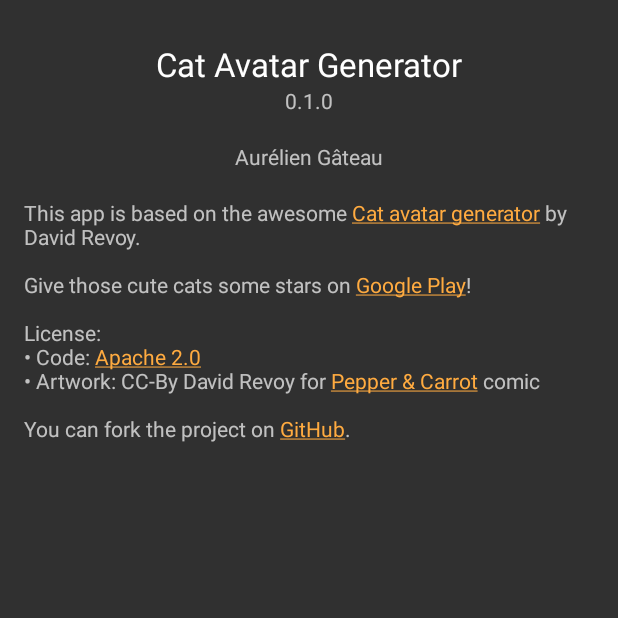
After one commit to agateau/cat-avatar-generator-app, an Android app: the AboutActivity screen opened directly, with no data from a screen before it, on a phone screen of 412 x 824 dp, the top half of it. The commit adds this screen. Run offline under Robolectric (Android 15) with nearby library versions, the phone set to English and light mode, and no system bars.

Commit message:
Add basic About activity

```diff
--- a/app/src/main/AndroidManifest.xml
+++ b/app/src/main/AndroidManifest.xml
@@ -13,14 +13,14 @@
             </intent-filter>
         </activity>
 
-        <provider
-            android:name="android.support.v4.content.FileProvider"
-            android:authorities="com.agateau.catgenerator.fileprovider"
-            android:exported="false"
+        <activity android:name=".AboutActivity"/>
+
+        <provider android:name="android.support.v4.content.FileProvider"
+            android:authorities="com.agateau.catgenerator.fileprovider" android:exported="false"
             android:grantUriPermissions="true">
-            <meta-data
-                android:name="android.support.FILE_PROVIDER_PATHS"
+            <meta-data android:name="android.support.FILE_PROVIDER_PATHS"
                 android:resource="@xml/file_paths" />
         </provider>
     </application>
+
 </manifest>
--- /dev/null
+++ b/app/src/main/java/com/agateau/catgenerator/AboutActivity.java
@@ -0,0 +1,44 @@
+package com.agateau.catgenerator;
+
+import android.content.Context;
+import android.content.Intent;
+import android.support.v7.app.AppCompatActivity;
+import android.os.Bundle;
+import android.text.method.LinkMovementMethod;
+import android.widget.TextView;
+
+import com.agateau.utils.NTemplate;
+
+public class AboutActivity extends AppCompatActivity {
+    private static final String AUTHOR_EMAIL = "mail@agateau.com";
+    private static final String GPLAY_URL = "https://play.google.com/store/apps/details?id=com.agateau.catgenerator";
+    private static final String LICENSE_URL = "http://www.apache.org/licenses/";
+    private static final String PROJECT_URL = "https://github.com/agateau/cat-avatar-generator-app";
+    private static final String CATGEN_URL = "http://www.peppercarrot.com/extras/html/2016_cat-generator/index.php";
+    private static final String VERSION_NAME = "0.1.0";
+
+    public static void start(Context context) {
+        Intent intent = new Intent(context, AboutActivity.class);
+        context.startActivity(intent);
+    }
+
+    @Override
+    protected void onCreate(Bundle savedInstanceState) {
+        super.onCreate(savedInstanceState);
+        setContentView(R.layout.activity_about);
+
+        NTemplate template = new NTemplate(getText(R.string.about_description));
+        template.put("email", AUTHOR_EMAIL)
+                .put("rate_url", GPLAY_URL)
+                .put("catgen_url", CATGEN_URL)
+                .put("license_url", LICENSE_URL)
+                .put("project_url", PROJECT_URL);
+
+        TextView view = (TextView) findViewById(R.id.descriptionTextView);
+        view.setText(template.toSpanned());
+        view.setMovementMethod(LinkMovementMethod.getInstance());
+
+        view = (TextView) findViewById(R.id.versionTextView);
+        view.setText(VERSION_NAME);
+    }
+}
--- a/app/src/main/java/com/agateau/catgenerator/MainActivity.java
+++ b/app/src/main/java/com/agateau/catgenerator/MainActivity.java
@@ -64,6 +64,8 @@ public class MainActivity extends AppCompatActivity {
             }
         });
 
+        generateAvatar();
+
         ImageButton button = (ImageButton) findViewById(R.id.shareButton);
         button.setOnClickListener(new View.OnClickListener() {
             @Override
@@ -72,7 +74,13 @@ public class MainActivity extends AppCompatActivity {
             }
         });
 
-        generateAvatar();
+        button = (ImageButton) findViewById(R.id.infoButton);
+        button.setOnClickListener(new View.OnClickListener() {
+            @Override
+            public void onClick(View view) {
+                showAbout();
+            }
+        });
     }
 
     private void generateAvatar() {
@@ -82,6 +90,10 @@ public class MainActivity extends AppCompatActivity {
         }
         mAvatarGenerator = new AvatarGenerator(this, mAvatarPartDb, mImageView, size);
         mAvatarGenerator.execute(mSeed);
+    }
+
+    private void showAbout() {
+        AboutActivity.start(this);
     }
 
     private void updateSeed() {
--- /dev/null
+++ b/app/src/main/java/com/agateau/utils/NTemplate.java
@@ -0,0 +1,26 @@
+package com.agateau.utils;
+
+import android.text.Html;
+import android.text.Spanned;
+import android.text.SpannedString;
+
+/**
+ * Simple text template system. Replaces {keyword} with values.
+ * Works with Spanned strings.
+ */
+public class NTemplate {
+    private String mHtml;
+
+    public NTemplate(CharSequence text) {
+        mHtml = Html.toHtml(new SpannedString(text));
+    }
+
+    public NTemplate put(String key, String value) {
+        mHtml = mHtml.replace("{" + key + "}", value);
+        return this;
+    }
+
+    public Spanned toSpanned() {
+        return Html.fromHtml(mHtml);
+    }
+}
--- /dev/null
+++ b/app/src/main/res/layout/activity_about.xml
@@ -0,0 +1,45 @@
+<?xml version="1.0" encoding="utf-8"?>
+<ScrollView
+xmlns:android="http://schemas.android.com/apk/res/android"
+xmlns:tools="http://schemas.android.com/tools" android:layout_width="match_parent"
+android:layout_height="match_parent">
+<LinearLayout
+    android:layout_width="match_parent"
+    android:layout_height="wrap_content"
+    android:paddingLeft="@dimen/activity_horizontal_margin"
+    android:paddingRight="@dimen/activity_horizontal_margin"
+    android:paddingTop="@dimen/activity_vertical_margin"
+    android:orientation="vertical">
+
+    <TextView
+        android:id="@+id/titleTextView"
+        android:layout_width="wrap_content"
+        android:layout_height="wrap_content"
+        android:textAppearance="?android:attr/textAppearanceLarge"
+        android:text="@string/app_name"
+        android:layout_gravity="center"
+        android:layout_marginTop="12dp" />
+
+    <TextView
+        android:id="@+id/versionTextView"
+        android:layout_width="wrap_content"
+        android:layout_height="wrap_content"
+        android:textAppearance="?android:attr/textAppearanceSmall"
+        android:layout_gravity="center" />
+
+    <TextView
+        android:id="@+id/authorTextView"
+        android:layout_width="wrap_content"
+        android:layout_height="wrap_content"
+        android:text="@string/about_author"
+        android:layout_gravity="center"
+        android:textAppearance="?android:attr/textAppearanceSmall"
+        android:layout_marginTop="18dp" />
+
+    <TextView
+        android:id="@+id/descriptionTextView"
+        android:layout_width="match_parent"
+        android:layout_height="wrap_content"
+        android:layout_marginTop="18dp" />
+</LinearLayout>
+</ScrollView>
--- a/app/src/main/res/layout/activity_main.xml
+++ b/app/src/main/res/layout/activity_main.xml
@@ -33,9 +33,19 @@
             android:layout_width="wrap_content"
             android:layout_height="wrap_content"
             android:layout_alignParentTop="true"
+            android:layout_toStartOf="@+id/infoButton"
+        />
+
+        <ImageButton
+            android:id="@+id/infoButton"
+            style="?android:attr/buttonStyleSmall"
+            android:src="@drawable/ic_info_white_24dp"
+            android:background="?android:attr/selectableItemBackground"
+            android:layout_width="wrap_content"
+            android:layout_height="wrap_content"
+            android:layout_alignParentTop="true"
             android:layout_alignParentEnd="true"
         />
-
     </RelativeLayout>
     <ImageView
         android:id="@+id/imageView"
--- a/app/src/main/res/values/strings.xml
+++ b/app/src/main/res/values/strings.xml
@@ -1,4 +1,16 @@
 <resources>
     <string name="app_name">Cat Avatar Generator</string>
     <string name="cat_name_hint">Cat name</string>
+    <string name="about_author">Aurélien Gâteau</string>
+    <string name="about_description">This app is based on the awesome <a href="{catgen_url}">Cat avatar generator</a> by David Revoy.\n
+
+        \nGive those cute cats some stars on <a href="{gplay_url}">Google Play</a>!\n
+
+        \n
+        License:\n
+        • Code: <a href="{license_url}">Apache 2.0</a>\n
+        • Artwork: CC-By David Revoy for <a href="{peppercarrot_url}">Pepper &amp; Carrot</a> comic\n
+
+        \nYou can fork the project on <a href="{github_url}">GitHub</a>.
+    </string>
 </resources>
--- a/app/src/main/res/values/styles.xml
+++ b/app/src/main/res/values/styles.xml
@@ -2,9 +2,8 @@
 
     <!-- Base application theme. -->
     <style name="AppTheme" parent="Theme.AppCompat.NoActionBar">
-        <!-- Customize your theme here. -->
         <item name="colorPrimary">@color/colorPrimary</item>
-        <item name="colorPrimaryDark">@color/material_grey_800</item>
+        <item name="colorPrimaryDark">@color/colorPrimaryDark</item>
         <item name="colorAccent">@color/colorAccent</item>
     </style>
 
```
Also changed, not shown: app/src/main/res/drawable-hdpi/ic_info_white_24dp.png (added), app/src/main/res/drawable-mdpi/ic_info_white_24dp.png (added), app/src/main/res/drawable-xhdpi/ic_info_white_24dp.png (added), app/src/main/res/drawable-xxhdpi/ic_info_white_24dp.png (added), app/src/main/res/drawable-xxxhdpi/ic_info_white_24dp.png (added).
